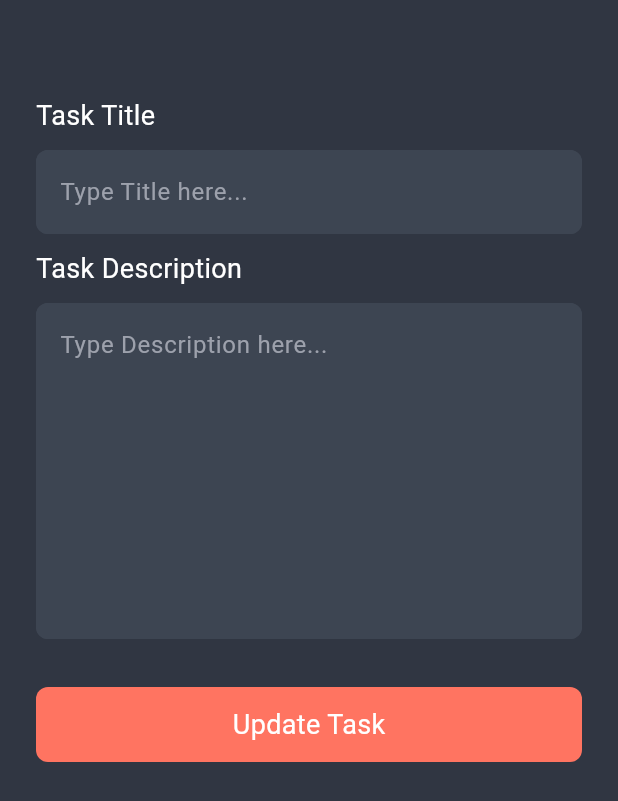
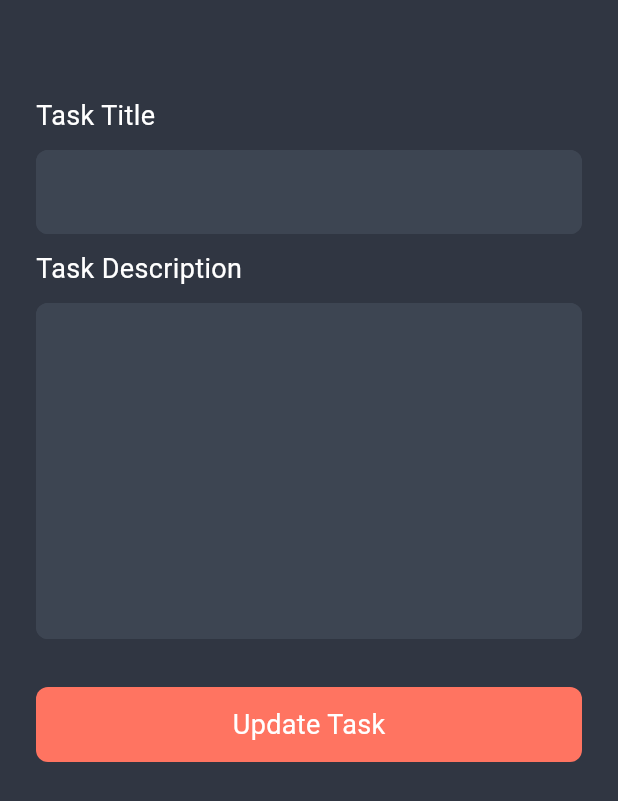
Before and after one commit to faisal-abdelnase/todoist, a Flutter app: the EditTaskPage screen opened directly with empty values, on a phone screen of 412 x 824 dp. Shown: the top 801 px of the screen. Run offline on Flutter 3.47's test engine with Material 3 defaults, Android fonts, the phone set to English and light mode, and no system bars; our stand-ins replace bloc, flutter_bloc, hive, hive_flutter, shared_preferences; accounts and stored records are empty.

Commit message:
add title and subTitle to hinttext in edit page

```diff
--- a/lib/features/add_task/presentation/view/widgets/edit_task_body.dart
+++ b/lib/features/add_task/presentation/view/widgets/edit_task_body.dart
@@ -41,7 +41,7 @@ class _EditTaskBodyState extends State<EditTaskBody> {
             onChanged: (value) {
               title = value;
             },
-            hintText: "Type Title here...",
+            hintText: widget.todoistModel.title,
             maxLine: 1,),
 
           const SizedBox(
@@ -63,7 +63,7 @@ class _EditTaskBodyState extends State<EditTaskBody> {
             onChanged: (value) {
               subTitle = value;
             },
-            hintText: "Type Description here...",
+            hintText: widget.todoistModel.subtitle,
             maxLine: 8,),
 
           const SizedBox(
```
